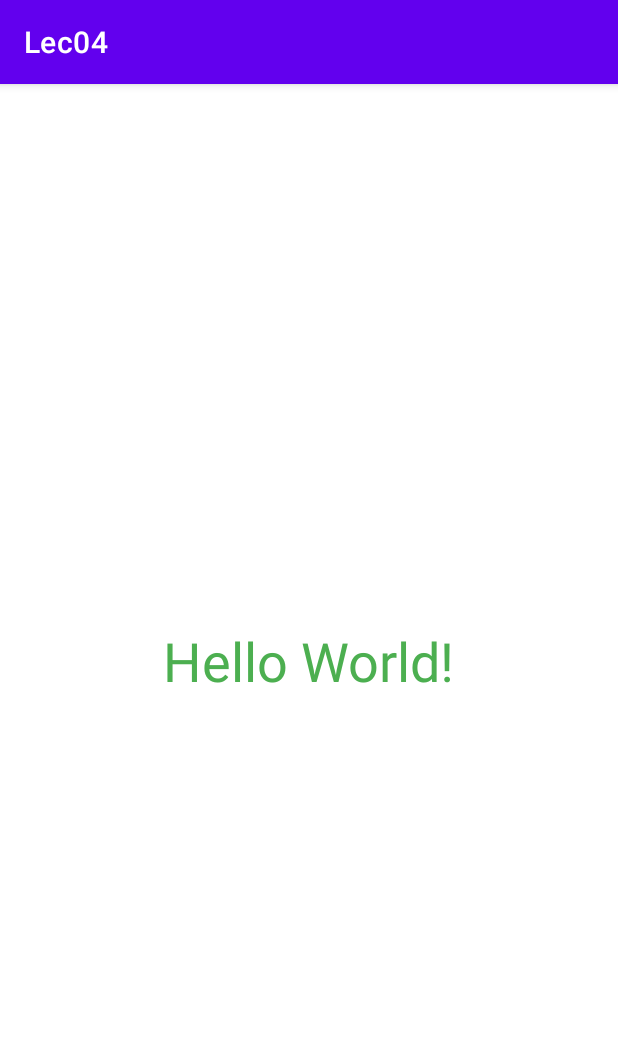
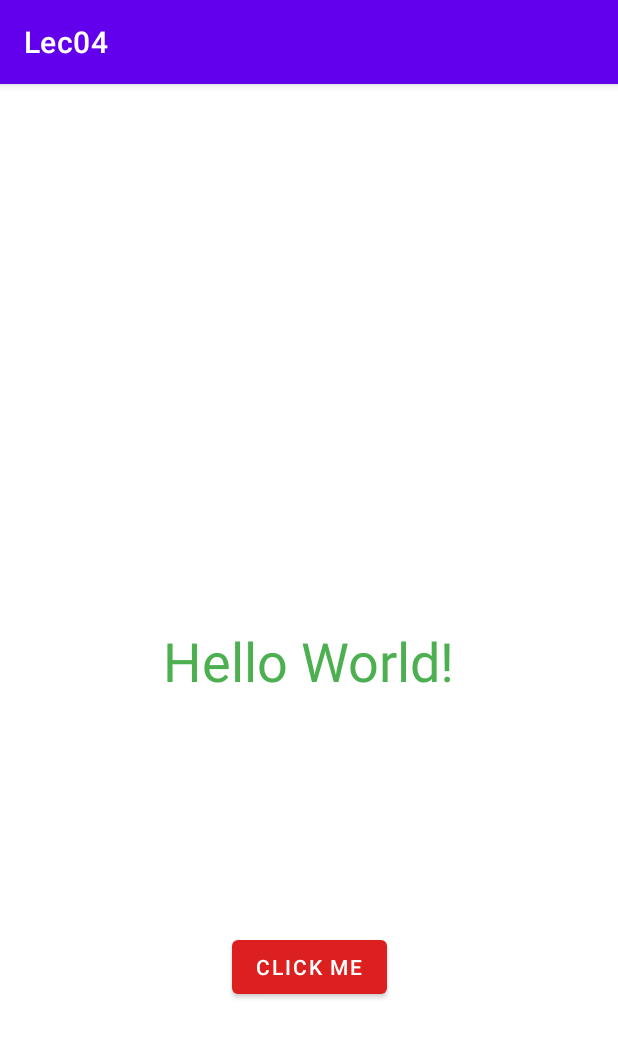
Before and after one commit to xamimran/Mobile_Computing_Progress, an Android app: the screen it shows after launch (MainActivity), on a phone screen of 412 x 824 dp. Shown: the top 1038 px of the screen. Run offline under Robolectric (Android 15) with nearby library versions, the phone set to English and light mode, and no system bars.

Commit message:
Adding a Button

```diff
--- a/Lec04/app/src/main/res/layout/activity_main.xml
+++ b/Lec04/app/src/main/res/layout/activity_main.xml
@@ -18,4 +18,16 @@
         app:layout_constraintRight_toRightOf="parent"
         app:layout_constraintTop_toTopOf="parent" />
 
+    <Button
+        android:id="@+id/button"
+        android:layout_width="wrap_content"
+        android:layout_height="wrap_content"
+        android:text="Click Me"
+        app:backgroundTint="#DC2020"
+        app:iconTint="#FFC107"
+        app:layout_constraintBottom_toBottomOf="parent"
+        app:layout_constraintEnd_toEndOf="parent"
+        app:layout_constraintStart_toStartOf="parent"
+        app:layout_constraintTop_toBottomOf="@+id/textView" />
+
 </androidx.constraintlayout.widget.ConstraintLayout>
```
